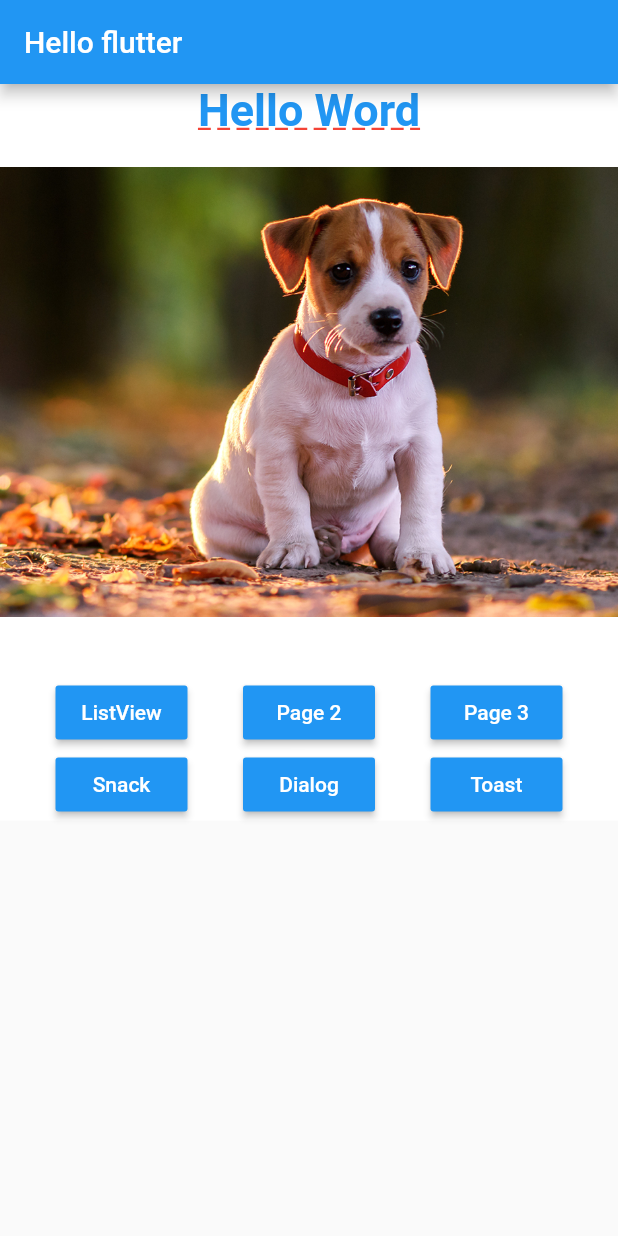
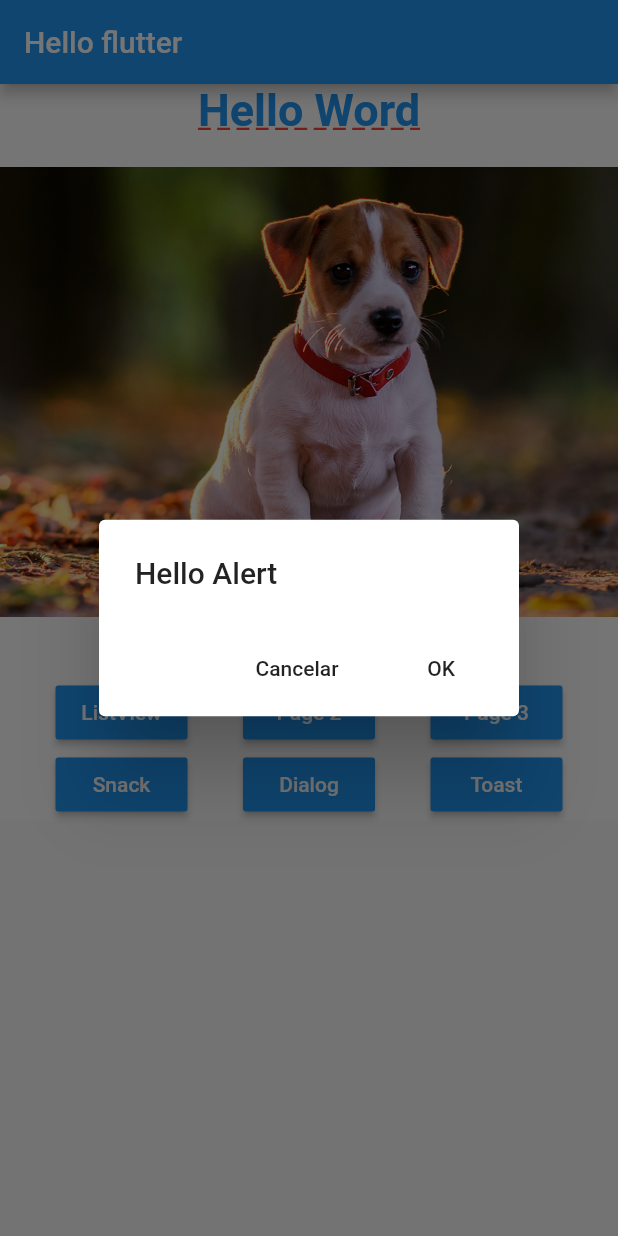
Before and after one commit to eliezerantonio/flutter_essencial, a Flutter app: the screen it shows after launch, after a tap on "Dialog", on a phone screen of 412 x 824 dp. Run offline on Flutter 3.47's test engine with Material 2 defaults, Android fonts, the phone set to English and light mode, and no system bars.

Commit message:
AlertDialog

```diff
--- a/basico_e_widgets/lib/home_Screen.dart
+++ b/basico_e_widgets/lib/home_Screen.dart
@@ -104,7 +104,7 @@ class HomeScreen extends StatelessWidget {
         mainAxisAlignment: MainAxisAlignment.spaceEvenly,
         children: [
           BlueButton("Snack", onPressed: () => _onClickSnack(context)),
-          BlueButton("Dialog", onPressed: _onClickDialog),
+          BlueButton("Dialog", onPressed: () => _onClickDialog(context)),
           BlueButton("Toast", onPressed: _onClikToast),
         ],
       )
@@ -121,11 +121,32 @@ class HomeScreen extends StatelessWidget {
     ScaffoldMessenger.of(context).showSnackBar(SnackBar(
       content: Text("Hello SnackBar"),
       duration: Duration(seconds: 2),
-
     ));
   }
 
-  _onClickDialog() {}
+  _onClickDialog(BuildContext context) {
+    showDialog(
+        context: context,
+        barrierDismissible: false,
+        builder: (context) => WillPopScope(
+              onWillPop: () async => false,
+              child: AlertDialog(
+                title: Text("Hello Alert"),
+                actions: [
+                  FlatButton(
+                    child: Text("Cancelar"),
+                    onPressed: () {
+                      Navigator.pop(context);
+                    },
+                  ),
+                  FlatButton(
+                    child: Text("OK"),
+                    onPressed: () {},
+                  ),
+                ],
+              ),
+            ));
+  }
 
   _onClikToast() {}
 }
```
